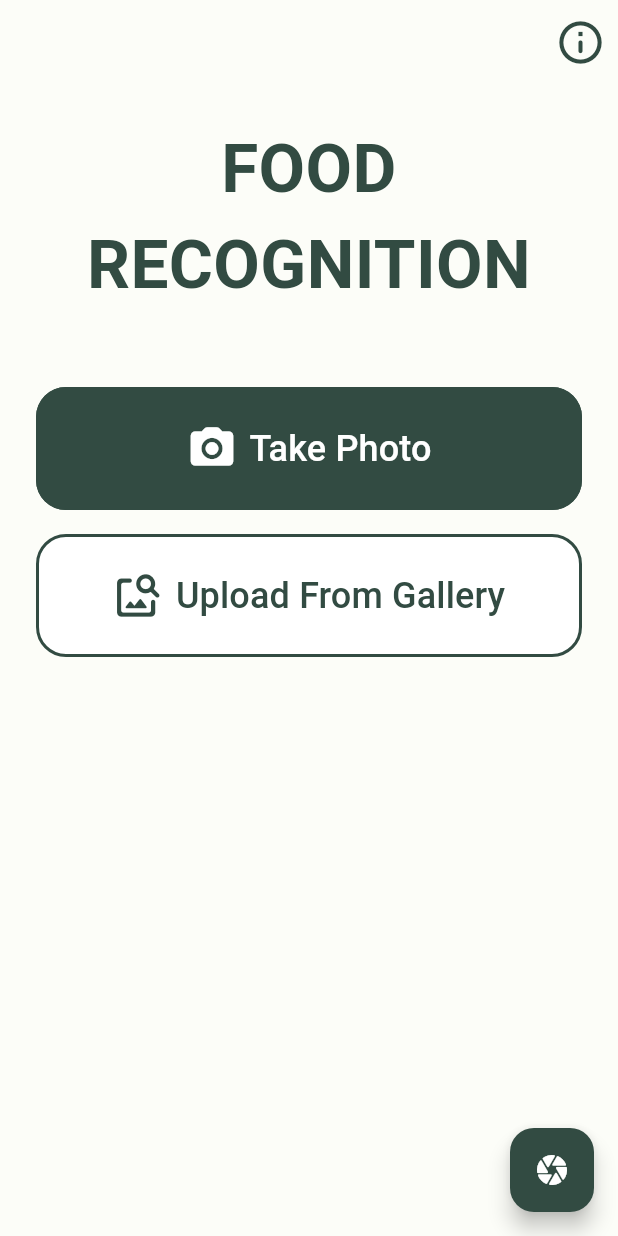
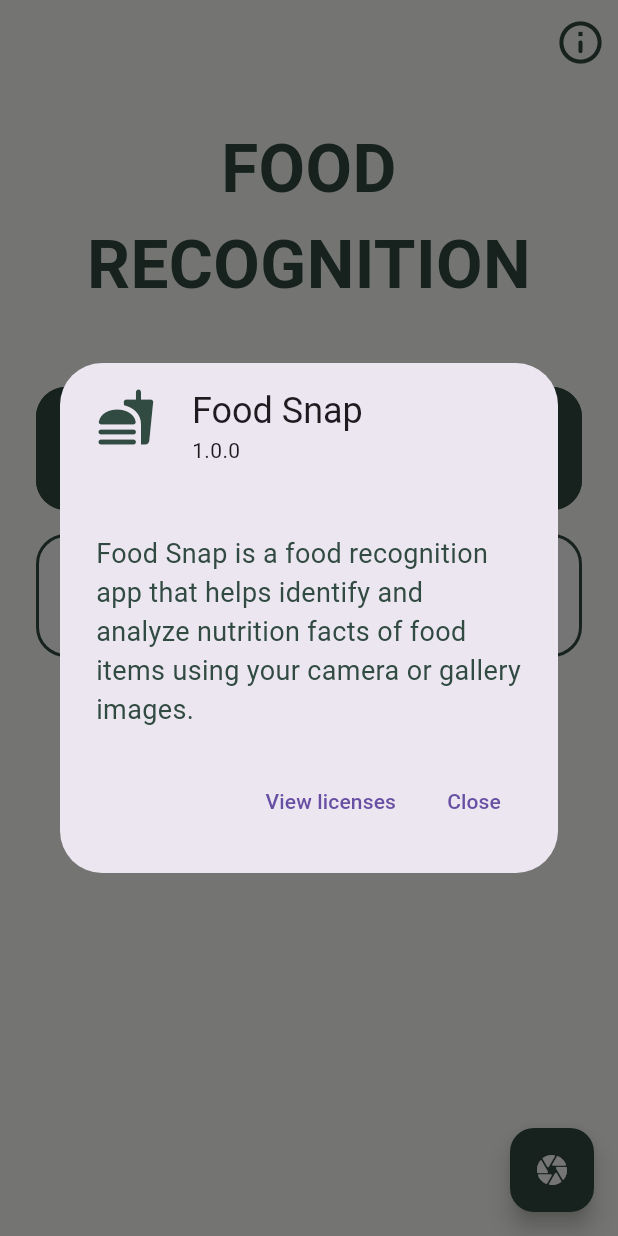
Before and after one commit to ahmadsufyan455/food-snap, a Flutter app: the screen it shows after launch, after a tap on the "info outline" icon, on a phone screen of 412 x 824 dp. Run offline on Flutter 3.47's test engine with Material 3 defaults, Android fonts, the light colour scheme and no system bars; our stand-ins replace camera, dio, firebase_core, google_generative_ai, image_cropper, image_picker and 1 more; missing offline and left inert: firebase_ml_model_downloader, tflite_flutter; accounts and stored records are empty.

Commit message:
feat: add app info dialog

```diff
--- a/lib/ui/home_page.dart
+++ b/lib/ui/home_page.dart
@@ -4,6 +4,7 @@
 import 'package:food_snap/theme/app_colors.dart';
 import 'package:food_snap/ui/camera_page.dart';
 import 'package:food_snap/ui/result_page.dart';
+import 'package:food_snap/utils/app_info.dart';
 import 'package:food_snap/viewmodels/home_viewmodel.dart';
 import 'package:food_snap/viewmodels/image_classification_viewmodel.dart';
 import 'package:food_snap/widgets/app_button.dart';
@@ -35,7 +36,7 @@
     appBar: AppBar(
       actions: [
         IconButton(
-          onPressed: () {},
+          onPressed: () => showAboutDialogInfo(context),
           icon: const Icon(
             Icons.info_outline_rounded,
             color: AppColors.primary,
--- /dev/null
+++ b/lib/utils/app_info.dart
@@ -0,0 +1,22 @@
+import 'package:flutter/material.dart';
+import 'package:food_snap/theme/app_colors.dart';
+
+void showAboutDialogInfo(BuildContext context) {
+  showAboutDialog(
+    context: context,
+    applicationName: 'Food Snap',
+    applicationVersion: '1.0.0',
+    applicationIcon: const Icon(
+      Icons.fastfood_rounded,
+      size: 40,
+      color: AppColors.primary,
+    ),
+    children: [
+      const SizedBox(height: 12),
+      const Text(
+        'Food Snap is a food recognition app that helps identify and analyze nutrition facts of food items using your camera or gallery images.',
+        style: TextStyle(color: AppColors.primary, fontSize: 18),
+      ),
+    ],
+  );
+}
```
